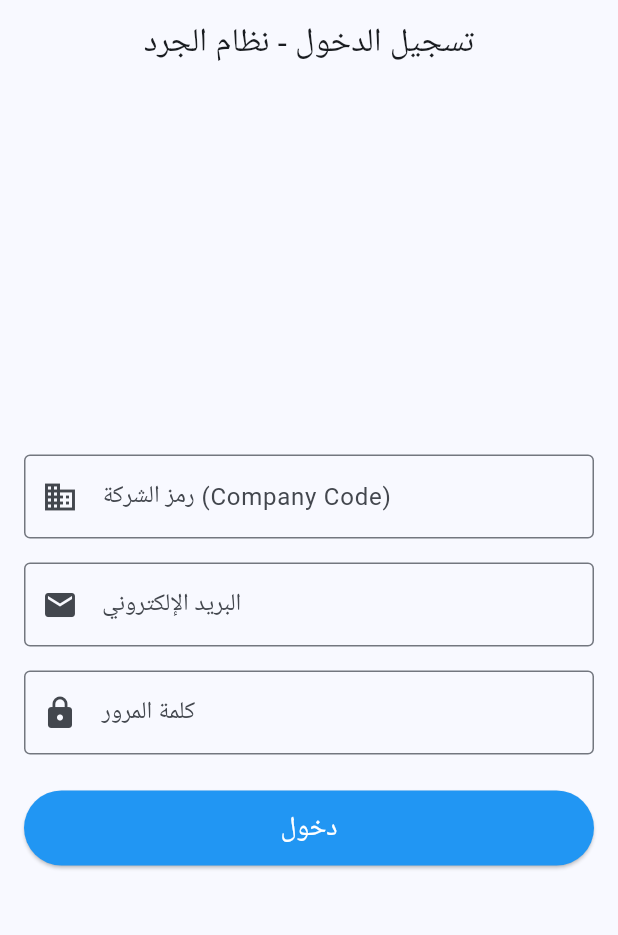
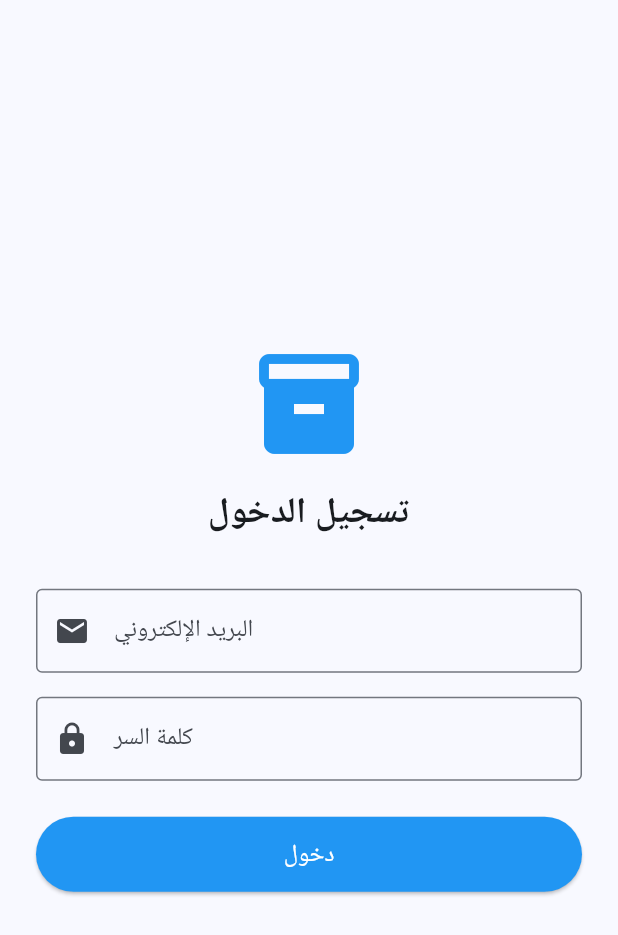
Before and after one commit to aamubarak81-coder/inventory-stocktake-app, a Flutter app: the screen it shows after launch, on a phone screen of 412 x 824 dp. Shown: the top 935 px of the screen. Run offline on Flutter 3.47's test engine with Material 3 defaults, Android fonts, the phone set to English and light mode, and no system bars; our stand-ins replace connectivity_plus, flutter_secure_storage, hive, hive_flutter, supabase_flutter; accounts and stored records are empty.

Commit message:
Update LoginScreen to integrate AuthService
Refactor login screen to use auth service and handle loading state.

```diff
--- a/lib/screens/login_screen.dart
+++ b/lib/screens/login_screen.dart
@@ -1,5 +1,6 @@
 import 'package:flutter/material.dart';
-import 'home_screen.dart'; // ✅ هذا صحيح لأنهم في نفس المجلد screens/
+import '../services/auth_service.dart';
+import 'main_navigation_screen.dart';
 
 class LoginScreen extends StatefulWidget {
   const LoginScreen({super.key});
@@ -9,39 +10,58 @@ class LoginScreen extends StatefulWidget {
 }
 
 class _LoginScreenState extends State<LoginScreen> {
-  final TextEditingController _companyCodeController = TextEditingController();
-  final TextEditingController _emailController = TextEditingController();
-  final TextEditingController _passwordController = TextEditingController();
+  final _emailController = TextEditingController();
+  final _passwordController = TextEditingController();
+  bool _isLoading = false;
+  String? _errorMessage;
 
-  void _handleLogin() {
+  Future<void> _handleLogin() async {
+    setState(() {
+      _isLoading = true;
+      _errorMessage = null;
+    });
+
+    final error = await AuthService.login(
+      _emailController.text.trim(),
+      _passwordController.text.trim(),
+    );
+
+    if (!mounted) return;
+
+    setState(() => _isLoading = false);
+
+    if (error == null) {
       Navigator.of(context).pushReplacement(
-      MaterialPageRoute(builder: (context) => const HomeScreen()),
+        MaterialPageRoute(builder: (_) => const MainNavigationScreen()),
       );
+    } else {
+      setState(() => _errorMessage = error);
+    }
+  }
+
+  @override
+  void dispose() {
+    _emailController.dispose();
+    _passwordController.dispose();
+    super.dispose();
   }
 
   @override
   Widget build(BuildContext context) {
     return Scaffold(
-      appBar: AppBar(
-        title: const Text('تسجيل الدخول - نظام الجرد'),
-        centerTitle: true,
-      ),
-      body: Padding(
-        padding: const EdgeInsets.all(16.0),
-        child: Center(
+      body: Center(
         child: SingleChildScrollView(
+          padding: const EdgeInsets.all(24),
           child: Column(
             mainAxisAlignment: MainAxisAlignment.center,
             children: [
-                TextField(
-                  controller: _companyCodeController,
-                  decoration: const InputDecoration(
-                    labelText: 'رمز الشركة (Company Code)',
-                    border: OutlineInputBorder(),
-                    prefixIcon: Icon(Icons.business),
+              const Icon(Icons.inventory_2, size: 80, color: Colors.blue),
+              const SizedBox(height: 16),
+              const Text(
+                'تسجيل الدخول',
+                style: TextStyle(fontSize: 24, fontWeight: FontWeight.bold),
               ),
-                ),
-                const SizedBox(height: 16),
+              const SizedBox(height: 32),
               TextField(
                 controller: _emailController,
                 keyboardType: TextInputType.emailAddress,
@@ -56,29 +76,40 @@ class _LoginScreenState extends State<LoginScreen> {
                 controller: _passwordController,
                 obscureText: true,
                 decoration: const InputDecoration(
-                    labelText: 'كلمة المرور',
+                  labelText: 'كلمة السر',
                   border: OutlineInputBorder(),
                   prefixIcon: Icon(Icons.lock),
                 ),
               ),
-                const SizedBox(height: 24),
+              const SizedBox(height: 8),
+              if (_errorMessage != null)
+                Padding(
+                  padding: const EdgeInsets.only(top: 8, bottom: 8),
+                  child: Text(
+                    _errorMessage!,
+                    style: const TextStyle(color: Colors.red),
+                    textAlign: TextAlign.center,
+                  ),
+                ),
+              const SizedBox(height: 16),
               SizedBox(
                 width: double.infinity,
                 height: 50,
                 child: ElevatedButton(
-                    onPressed: _handleLogin,
+                  onPressed: _isLoading ? null : _handleLogin,
                   style: ElevatedButton.styleFrom(
                     backgroundColor: Colors.blue,
                     foregroundColor: Colors.white,
                   ),
-                    child: const Text('دخول', style: TextStyle(fontSize: 18)),
+                  child: _isLoading
+                      ? const CircularProgressIndicator(color: Colors.white)
+                      : const Text('دخول', style: TextStyle(fontSize: 16)),
                 ),
               ),
             ],
           ),
         ),
       ),
-      ),
     );
   }
 }
```
Lines whose indentation alone changed are shown as unchanged.
